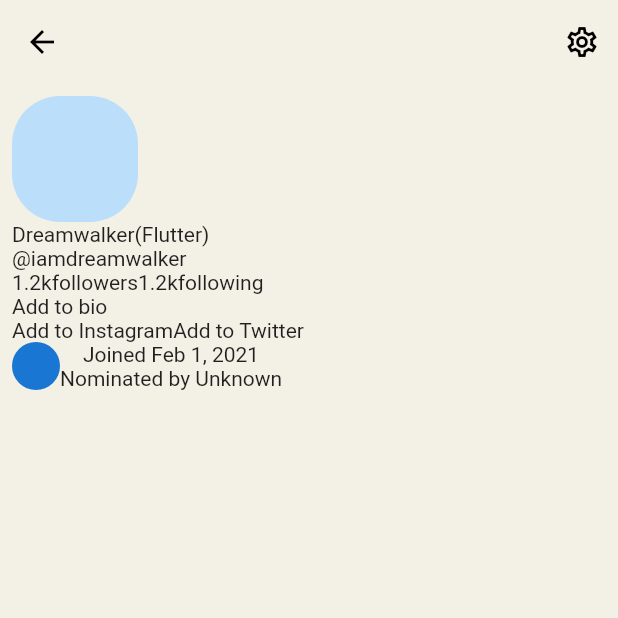
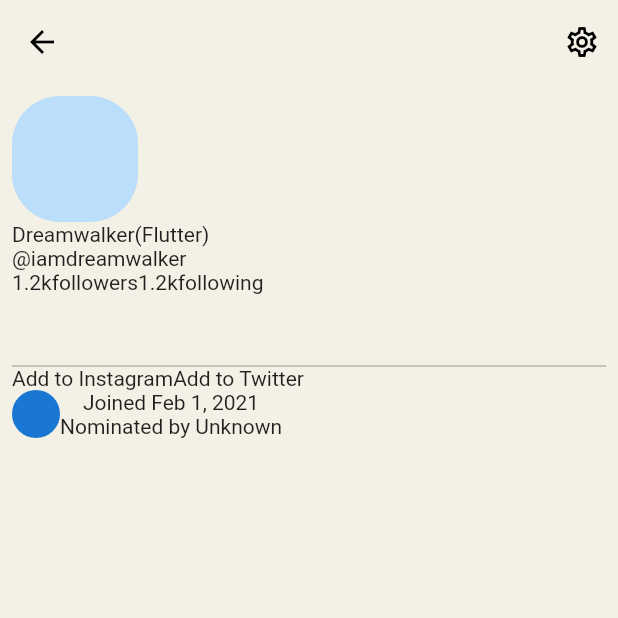
Before and after one commit to JAICHANGPARK/flutter_notebook_11th_story, a Flutter app: the ProfilePage screen opened directly, on a phone screen of 412 x 824 dp, the top half of it. Run offline on Flutter 3.47's test engine with Material 2 defaults, Android fonts, the phone set to English and light mode, and no system bars; our stand-ins replace backdrop, badges, flutter_inner_drawer, flutter_slidable, google_fonts.

Commit message:
Update profile_page.dart

```diff
--- a/lib/ep701_clubhouse/ui/profile_page.dart
+++ b/lib/ep701_clubhouse/ui/profile_page.dart
@@ -70,7 +70,8 @@ class _ProfilePageState extends State<ProfilePage> {
                   Text("following"),
                 ],
               ),
-              Flexible(child: GestureDetector(
+              Flexible(
+                  child: GestureDetector(
                   onTap: (){
                     showModalBottomSheet(
                       backgroundColor: Colors.transparent,
@@ -139,7 +140,14 @@ class _ProfilePageState extends State<ProfilePage> {
                       );
                     });
                   },
-                  child: Text("Add to bio"))),
+                  child: SingleChildScrollView(
+                    child: TextField(
+                      controller: bioTextEditingController,
+                      maxLines: null,
+                      keyboardType: TextInputType.multiline,
+                      enabled: false,
+                    ),
+                  ))),
 
               Row(
                 children: [
```
